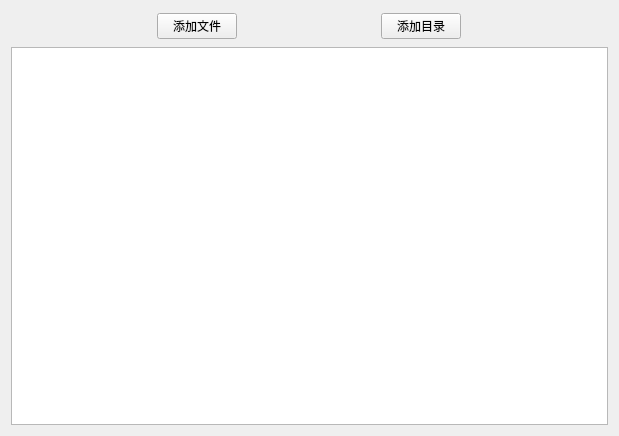
The window that Client/UI/FileSendUI.ui (yang-zhongtian/PYCM) describes before a commit, drawn with Qt 5.
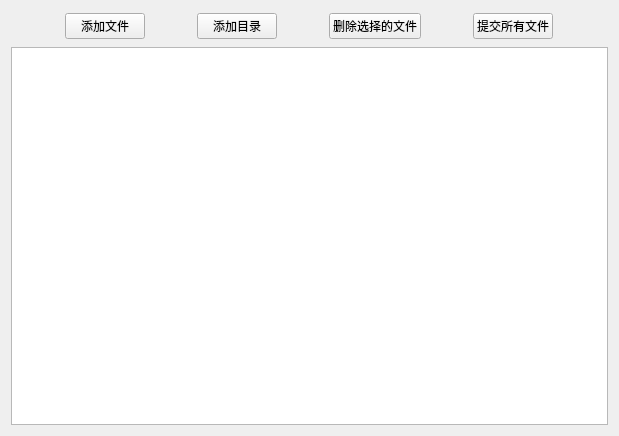
The same window after the commit. Icons and pictures are not drawn.

Patch:
```diff
--- a/Client/UI/FileSendUI.ui
+++ b/Client/UI/FileSendUI.ui
@@ -61,6 +61,32 @@
        </property>
       </widget>
      </item>
+     <item>
+      <widget class="QPushButton" name="delete_file_button">
+       <property name="sizePolicy">
+        <sizepolicy hsizetype="Maximum" vsizetype="Minimum">
+         <horstretch>0</horstretch>
+         <verstretch>0</verstretch>
+        </sizepolicy>
+       </property>
+       <property name="text">
+        <string>删除选择的文件</string>
+       </property>
+      </widget>
+     </item>
+     <item>
+      <widget class="QPushButton" name="submit_file_button">
+       <property name="sizePolicy">
+        <sizepolicy hsizetype="Maximum" vsizetype="Minimum">
+         <horstretch>0</horstretch>
+         <verstretch>0</verstretch>
+        </sizepolicy>
+       </property>
+       <property name="text">
+        <string>提交所有文件</string>
+       </property>
+      </widget>
+     </item>
     </layout>
    </item>
    <item>
```
Left out of the diff: 22 changed lines with no effect on the pictures.
